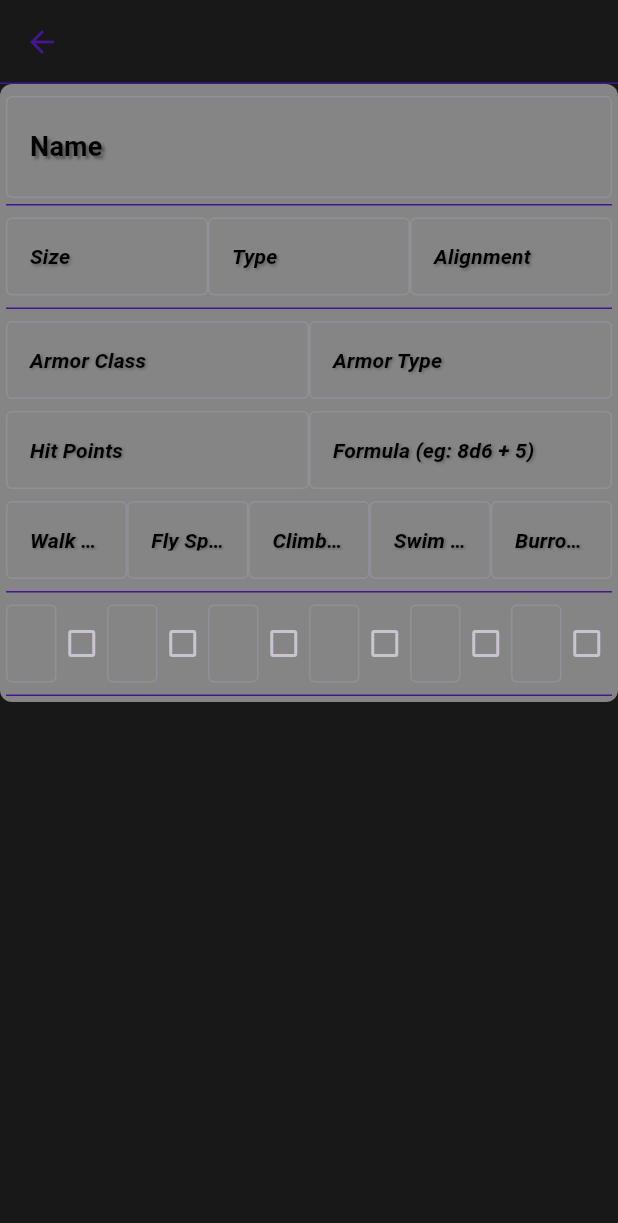
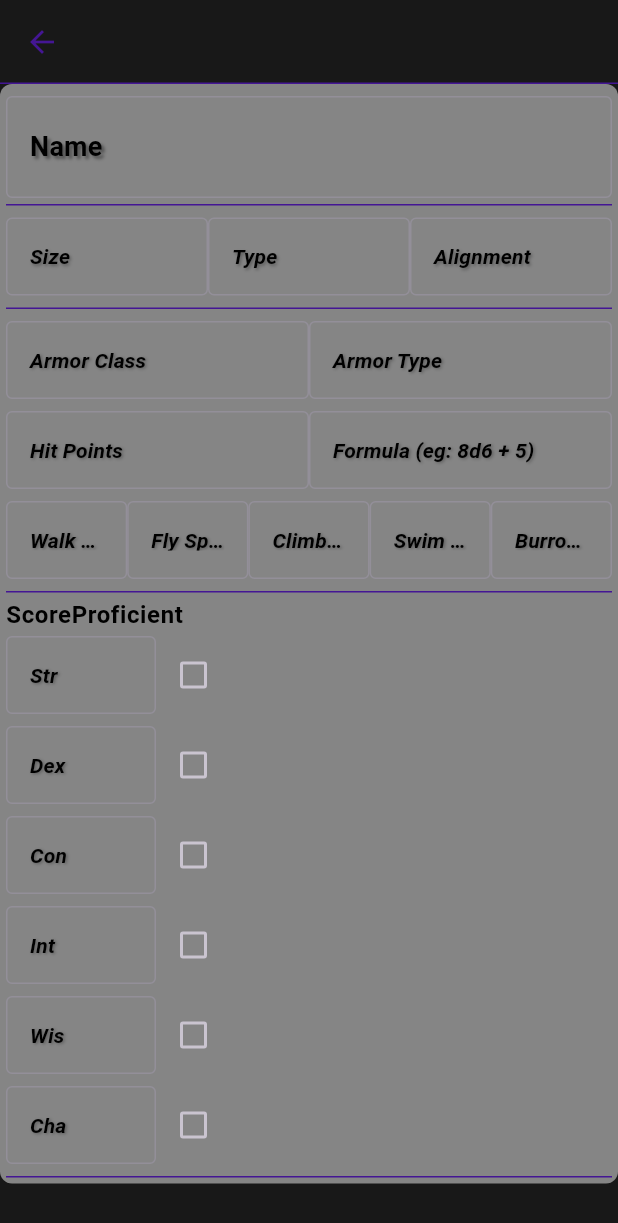
Before and after one commit to rihi52/moonscribe, a Flutter app: the CreateCreatureWidget screen opened directly, on a phone screen of 412 x 824 dp. Shown: the top 1223 px of the screen. Run offline on Flutter 3.47's test engine with Material 3 defaults, Android fonts, the phone set to English and light mode, and no system bars; our stand-ins replace drift, google_fonts; missing offline and left inert: window_manager; accounts and stored records are empty; generated files the repository leaves out were written again; Roboto replaces fonts that are missing (Metamorphous).

Commit message:
changed ability scores to column in editable form

```diff
--- a/lib/components/statblock.dart
+++ b/lib/components/statblock.dart
@@ -444,6 +444,9 @@ class _StatblockEditorForm extends State<StatblockEditorForm> {
   bool isWisChecked = false;
   bool isChaChecked = false;
 
+  double smallBoxWidth = 100;
+  double checkBoxWidth = 50;
+
   @override
   void initState() {
     super.initState();
@@ -476,14 +479,12 @@ class _StatblockEditorForm extends State<StatblockEditorForm> {
             crossAxisAlignment: CrossAxisAlignment.stretch,
             children: [
               StatblockSection(
-                child: Expanded(
                 child: TextField(
                   style: Theme.of(context).textTheme.titleLarge,
                   decoration: InputDecoration(
                     border: OutlineInputBorder(),
                     labelText: "Name",
                     labelStyle: Theme.of(context).textTheme.titleMedium,
-                    ),
                   ),
                 ),
               ),
@@ -631,10 +632,25 @@ class _StatblockEditorForm extends State<StatblockEditorForm> {
                 ),
               ),
               StatblockSection(
-                child: Row(
-                  children: [
-                    Expanded(
-                      child: StatblockEditSmallText(
+                child: Column(
+                  crossAxisAlignment: CrossAxisAlignment.start,
+                  children: [
+                    Row(
+                      children: [
+                        Text(
+                          'Score',
+                          style: Theme.of(context).textTheme.bodySmall,
+                        ),
+                        Text(
+                          'Proficient',
+                          style: Theme.of(context).textTheme.bodySmall,
+                        ),
+                      ],
+                    ),
+                    Row(
+                      children: [
+                        StatblockEditSmallText(
+                          width: smallBoxWidth,
                           labelText: "Str",
                           startingValue: c?.abilityScores.strength.toString(),
                           keyboardType: TextInputType.number,
@@ -644,8 +660,8 @@ class _StatblockEditorForm extends State<StatblockEditorForm> {
                           onSaved: (v) => _draft.abilityScores!.strength =
                               int.tryParse(v) ?? 0,
                         ),
-                    ),
-                    Expanded(
+                        SizedBox(
+                          width: checkBoxWidth,
                           child: StatblockCheckbox(
                             initialValue: isStrChecked,
                             onChanged: (value) {
@@ -655,8 +671,12 @@ class _StatblockEditorForm extends State<StatblockEditorForm> {
                             },
                           ),
                         ),
-                    Expanded(
-                      child: StatblockEditSmallText(
+                      ],
+                    ),
+                    Row(
+                      children: [
+                        StatblockEditSmallText(
+                          width: smallBoxWidth,
                           labelText: "Dex",
                           startingValue: c?.abilityScores.dexterity.toString(),
                           keyboardType: TextInputType.number,
@@ -666,8 +686,8 @@ class _StatblockEditorForm extends State<StatblockEditorForm> {
                           onSaved: (v) => _draft.abilityScores!.dexterity =
                               int.tryParse(v) ?? 0,
                         ),
-                    ),
-                    Expanded(
+                        SizedBox(
+                          width: checkBoxWidth,
                           child: StatblockCheckbox(
                             initialValue: isDexChecked,
                             onChanged: (value) {
@@ -677,10 +697,15 @@ class _StatblockEditorForm extends State<StatblockEditorForm> {
                             },
                           ),
                         ),
-                    Expanded(
-                      child: StatblockEditSmallText(
+                      ],
+                    ),
+                    Row(
+                      children: [
+                        StatblockEditSmallText(
+                          width: smallBoxWidth,
                           labelText: "Con",
-                        startingValue: c?.abilityScores.constitution.toString(),
+                          startingValue: c?.abilityScores.constitution
+                              .toString(),
                           keyboardType: TextInputType.number,
                           inputFormatters: [
                             FilteringTextInputFormatter.digitsOnly,
@@ -688,8 +713,8 @@ class _StatblockEditorForm extends State<StatblockEditorForm> {
                           onSaved: (v) => _draft.abilityScores!.constitution =
                               int.tryParse(v) ?? 0,
                         ),
-                    ),
-                    Expanded(
+                        SizedBox(
+                          width: checkBoxWidth,
                           child: StatblockCheckbox(
                             initialValue: isConChecked,
                             onChanged: (value) {
@@ -699,10 +724,15 @@ class _StatblockEditorForm extends State<StatblockEditorForm> {
                             },
                           ),
                         ),
-                    Expanded(
-                      child: StatblockEditSmallText(
+                      ],
+                    ),
+                    Row(
+                      children: [
+                        StatblockEditSmallText(
+                          width: smallBoxWidth,
                           labelText: "Int",
-                        startingValue: c?.abilityScores.intelligence.toString(),
+                          startingValue: c?.abilityScores.intelligence
+                              .toString(),
                           keyboardType: TextInputType.number,
                           inputFormatters: [
                             FilteringTextInputFormatter.digitsOnly,
@@ -710,8 +740,8 @@ class _StatblockEditorForm extends State<StatblockEditorForm> {
                           onSaved: (v) => _draft.abilityScores!.intelligence =
                               int.tryParse(v) ?? 0,
                         ),
-                    ),
-                    Expanded(
+                        SizedBox(
+                          width: checkBoxWidth,
                           child: StatblockCheckbox(
                             initialValue: isIntChecked,
                             onChanged: (value) {
@@ -721,8 +751,12 @@ class _StatblockEditorForm extends State<StatblockEditorForm> {
                             },
                           ),
                         ),
-                    Expanded(
-                      child: StatblockEditSmallText(
+                      ],
+                    ),
+                    Row(
+                      children: [
+                        StatblockEditSmallText(
+                          width: smallBoxWidth,
                           labelText: "Wis",
                           startingValue: c?.abilityScores.wisdom.toString(),
                           keyboardType: TextInputType.number,
@@ -732,8 +766,8 @@ class _StatblockEditorForm extends State<StatblockEditorForm> {
                           onSaved: (v) => _draft.abilityScores!.wisdom =
                               int.tryParse(v) ?? 0,
                         ),
-                    ),
-                    Expanded(
+                        SizedBox(
+                          width: checkBoxWidth,
                           child: StatblockCheckbox(
                             initialValue: isWisChecked,
                             onChanged: (value) {
@@ -743,8 +777,12 @@ class _StatblockEditorForm extends State<StatblockEditorForm> {
                             },
                           ),
                         ),
-                    Expanded(
-                      child: StatblockEditSmallText(
+                      ],
+                    ),
+                    Row(
+                      children: [
+                        StatblockEditSmallText(
+                          width: smallBoxWidth,
                           labelText: "Cha",
                           startingValue: c?.abilityScores.charisma.toString(),
                           keyboardType: TextInputType.number,
@@ -754,8 +792,8 @@ class _StatblockEditorForm extends State<StatblockEditorForm> {
                           onSaved: (v) => _draft.abilityScores!.charisma =
                               int.tryParse(v) ?? 0,
                         ),
-                    ),
-                    Expanded(
+                        SizedBox(
+                          width: checkBoxWidth,
                           child: StatblockCheckbox(
                             initialValue: isChaChecked,
                             onChanged: (value) {
@@ -764,6 +802,8 @@ class _StatblockEditorForm extends State<StatblockEditorForm> {
                               });
                             },
                           ),
+                        ),
+                      ],
                     ),
                   ],
                 ),
@@ -1192,6 +1232,7 @@ class StatblockEditSmallText extends StatelessWidget {
     this.required = false,
     this.keyboardType,
     this.inputFormatters,
+    this.width,
   });
 
   final String labelText;
@@ -1200,10 +1241,13 @@ class StatblockEditSmallText extends StatelessWidget {
   final bool required;
   final TextInputType? keyboardType;
   final List<TextInputFormatter>? inputFormatters;
+  final double? width;
 
   @override
   Widget build(BuildContext context) {
-    return Padding(
+    return SizedBox(
+      width: width,
+      child: Padding(
         padding: const EdgeInsets.only(
           bottom: AppSpacing.spacingSmall,
           top: AppSpacing.spacingSmall,
@@ -1218,11 +1262,11 @@ class StatblockEditSmallText extends StatelessWidget {
             labelText: labelText,
             labelStyle: Theme.of(context).textTheme.titleSmall,
           ),
-
           validator: (v) => required && (v == null || v.trim().isEmpty)
               ? '$labelText is required'
               : null,
           onSaved: (v) => onSaved((v ?? '').trim()),
+        ),
       ),
     );
   }
```
Lines whose indentation alone changed are shown as unchanged.
